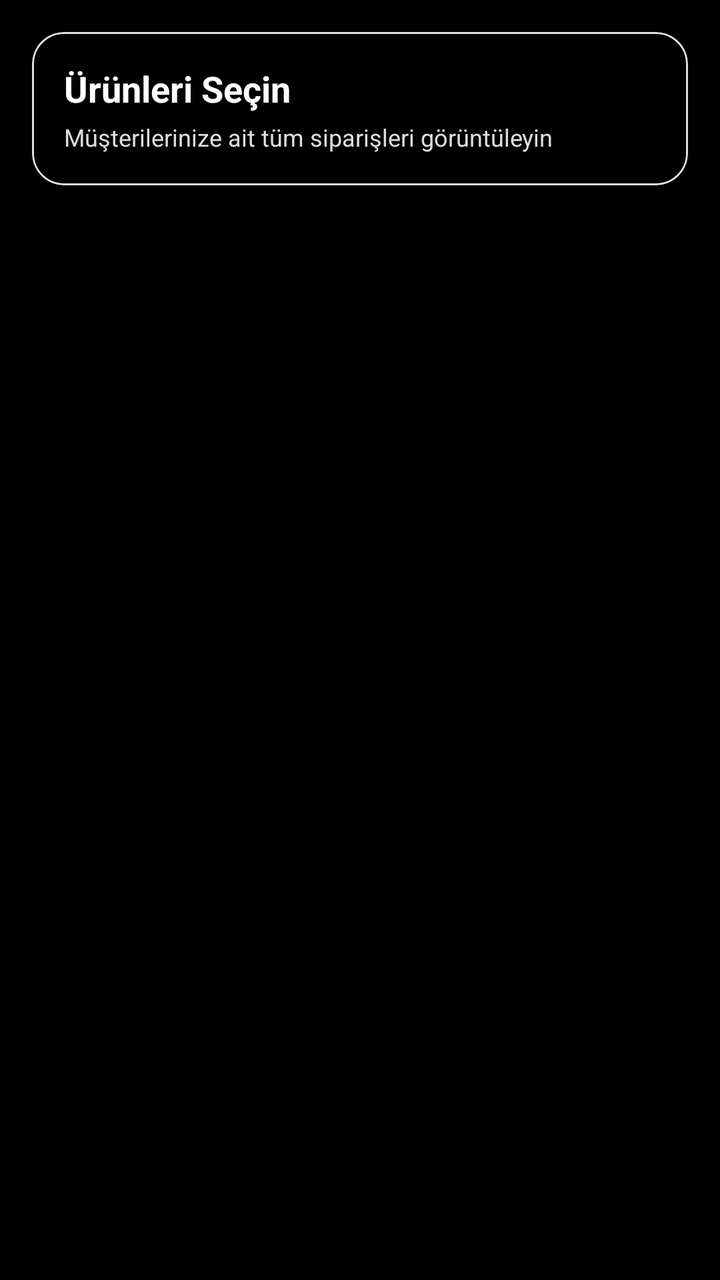
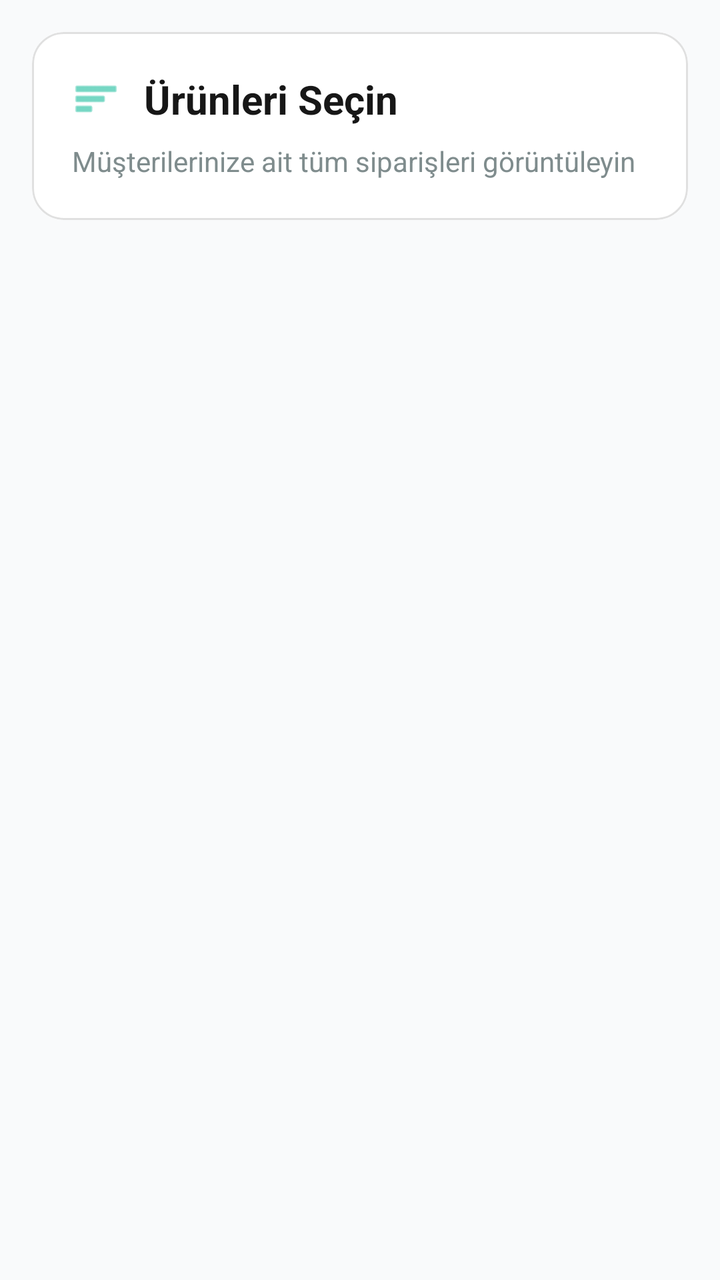

The first picture is an Android layout as it rendered before a commit; the second is the same layout after the commit. The layout source and the unified diff follow.
<!-- AndroidManifest.xml: application theme Theme.MaterialComponents.NoActionBar -->
<!-- res/layout/activity_order_list.xml -->
<?xml version="1.0" encoding="utf-8"?>
<androidx.constraintlayout.widget.ConstraintLayout
    xmlns:android="http://schemas.android.com/apk/res/android"
    xmlns:app="http://schemas.android.com/apk/res-auto"
    android:id="@+id/layoutOrderList"
    android:layout_width="match_parent"
    android:layout_height="match_parent"
    android:background="#000000"
    android:padding="16dp"
    android:fitsSystemWindows="true">

    
    <com.google.android.material.card.MaterialCardView
        android:id="@+id/cardHeader"
        android:layout_width="0dp"
        android:layout_height="wrap_content"
        app:cardCornerRadius="16dp"
        app:cardElevation="2dp"
        app:cardBackgroundColor="#000000"
        app:strokeWidth="1dp"
        app:strokeColor="#E0E0E0"
        app:layout_constraintTop_toTopOf="parent"
        app:layout_constraintStart_toStartOf="parent"
        app:layout_constraintEnd_toEndOf="parent">

        <LinearLayout
            android:layout_width="match_parent"
            android:layout_height="wrap_content"
            android:padding="16dp"
            android:orientation="vertical">

            <TextView
                android:id="@+id/txtTitle"
                android:layout_width="wrap_content"
                android:layout_height="wrap_content"
                android:text="@string/order_list_title"
                android:textSize="18sp"
                android:textStyle="bold"
                android:textColor="#FFFFFF" />

            <TextView
                android:id="@+id/txtSubtitle"
                android:layout_width="wrap_content"
                android:layout_height="wrap_content"
                android:layout_marginTop="4dp"
                android:text="@string/order_list_subtitle"
                android:textSize="12sp"
                android:textColor="#DDDDDD" />
        </LinearLayout>
    </com.google.android.material.card.MaterialCardView>

    
    <androidx.recyclerview.widget.RecyclerView
        android:id="@+id/recyclerOrders"
        android:layout_width="0dp"
        android:layout_height="0dp"
        android:clipToPadding="false"
        android:paddingTop="8dp"
        android:paddingBottom="8dp"
        app:layoutManager="androidx.recyclerview.widget.LinearLayoutManager"
        app:layout_constraintTop_toBottomOf="@id/cardHeader"
        app:layout_constraintBottom_toBottomOf="parent"
        app:layout_constraintStart_toStartOf="parent"
        app:layout_constraintEnd_toEndOf="parent" />

</androidx.constraintlayout.widget.ConstraintLayout>
<!-- resources referenced by this layout -->
<resources>
  <string name="order_list_subtitle">Müşterilerinize ait tüm siparişleri görüntüleyin</string>
  <string name="order_list_title">Ürünleri Seçin</string>
</resources>

<!-- the commit's change to res/layout/activity_order_list.xml (unified diff, before → after) -->
@@ -5,18 +5,17 @@
     android:id="@+id/layoutOrderList"
     android:layout_width="match_parent"
     android:layout_height="match_parent"
-    android:background="#000000"
+    android:background="#F9FAFB"
     android:padding="16dp"
     android:fitsSystemWindows="true">
 
-    
     <com.google.android.material.card.MaterialCardView
         android:id="@+id/cardHeader"
         android:layout_width="0dp"
         android:layout_height="wrap_content"
         app:cardCornerRadius="16dp"
-        app:cardElevation="2dp"
-        app:cardBackgroundColor="#000000"
+        app:cardElevation="0dp"
+        app:cardBackgroundColor="#FFFFFF"
         app:strokeWidth="1dp"
         app:strokeColor="#E0E0E0"
         app:layout_constraintTop_toTopOf="parent"
@@ -26,37 +25,51 @@
         <LinearLayout
             android:layout_width="match_parent"
             android:layout_height="wrap_content"
-            android:padding="16dp"
+            android:padding="20dp"
             android:orientation="vertical">
 
-            <TextView
-                android:id="@+id/txtTitle"
+            <LinearLayout
                 android:layout_width="wrap_content"
                 android:layout_height="wrap_content"
-                android:text="@string/order_list_title"
-                android:textSize="18sp"
-                android:textStyle="bold"
-                android:textColor="#FFFFFF" />
+                android:gravity="center_vertical"
+                android:orientation="horizontal">
+
+                <ImageView
+                    android:layout_width="24dp"
+                    android:layout_height="24dp"
+                    android:src="@android:drawable/ic_menu_sort_by_size"
+                    app:tint="#1ABC9C"/>
+
+                <TextView
+                    android:id="@+id/txtTitle"
+                    android:layout_width="wrap_content"
+                    android:layout_height="wrap_content"
+                    android:layout_marginStart="12dp"
+                    android:text="@string/order_list_title"
+                    android:textSize="20sp"
+                    android:textStyle="bold"
+                    android:textColor="#171717" />
+            </LinearLayout>
 
             <TextView
                 android:id="@+id/txtSubtitle"
                 android:layout_width="wrap_content"
                 android:layout_height="wrap_content"
-                android:layout_marginTop="4dp"
+                android:layout_marginTop="8dp"
                 android:text="@string/order_list_subtitle"
-                android:textSize="12sp"
-                android:textColor="#DDDDDD" />
+                android:textSize="14sp"
+                android:textColor="#7F8C8D" />
         </LinearLayout>
     </com.google.android.material.card.MaterialCardView>
 
-    
     <androidx.recyclerview.widget.RecyclerView
         android:id="@+id/recyclerOrders"
         android:layout_width="0dp"
         android:layout_height="0dp"
+        android:layout_marginTop="16dp"
         android:clipToPadding="false"
-        android:paddingTop="8dp"
-        android:paddingBottom="8dp"
+        android:paddingTop="4dp"
+        android:paddingBottom="24dp"
         app:layoutManager="androidx.recyclerview.widget.LinearLayoutManager"
         app:layout_constraintTop_toBottomOf="@id/cardHeader"
         app:layout_constraintBottom_toBottomOf="parent"
